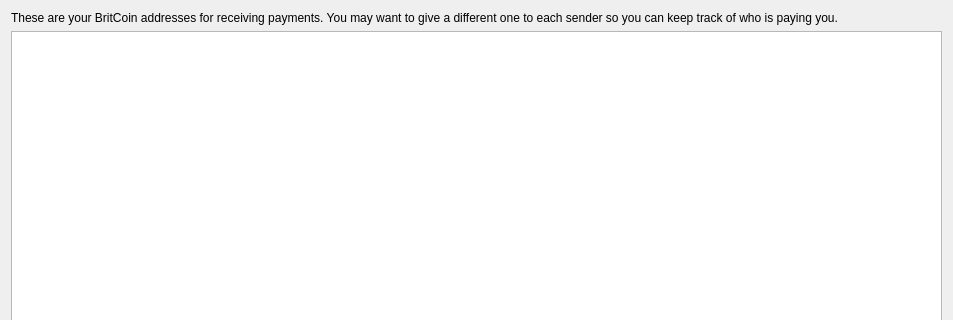
This is src/qt/forms/addressbookpage.ui in britcoin3/britcoin3.3 as Qt 5 draws it before an edit; both pictures show x 0 to 953 and y 0 to 320 of the 953 by 488 pixel window. The edited form follows.
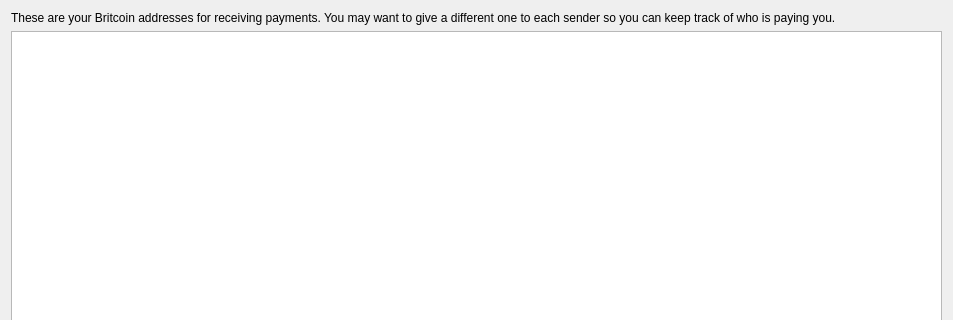
This is the edited form. Icons and pictures are not drawn.

Commit message: Added tail emission of 0.5% annually. Changed many 'BritCoin's to 'Britcoin's Changed coin URL britcoin.xyz to britcoin.com Improved Ubuntu build doc Actually enforce 30 million coin limit (plus tail emission)

```diff
--- a/src/qt/forms/addressbookpage.ui
+++ b/src/qt/forms/addressbookpage.ui
@@ -17,7 +17,7 @@
    <item>
     <widget class="QLabel" name="labelExplanation">
      <property name="text">
-      <string>These are your BritCoin addresses for receiving payments. You may want to give a different one to each sender so you can keep track of who is paying you.</string>
+      <string>These are your Britcoin addresses for receiving payments. You may want to give a different one to each sender so you can keep track of who is paying you.</string>
      </property>
      <property name="textFormat">
       <enum>Qt::PlainText</enum>
```
Left out of the diff: 4 changed lines with no effect on the pictures. The commit also changes 92 other files.
